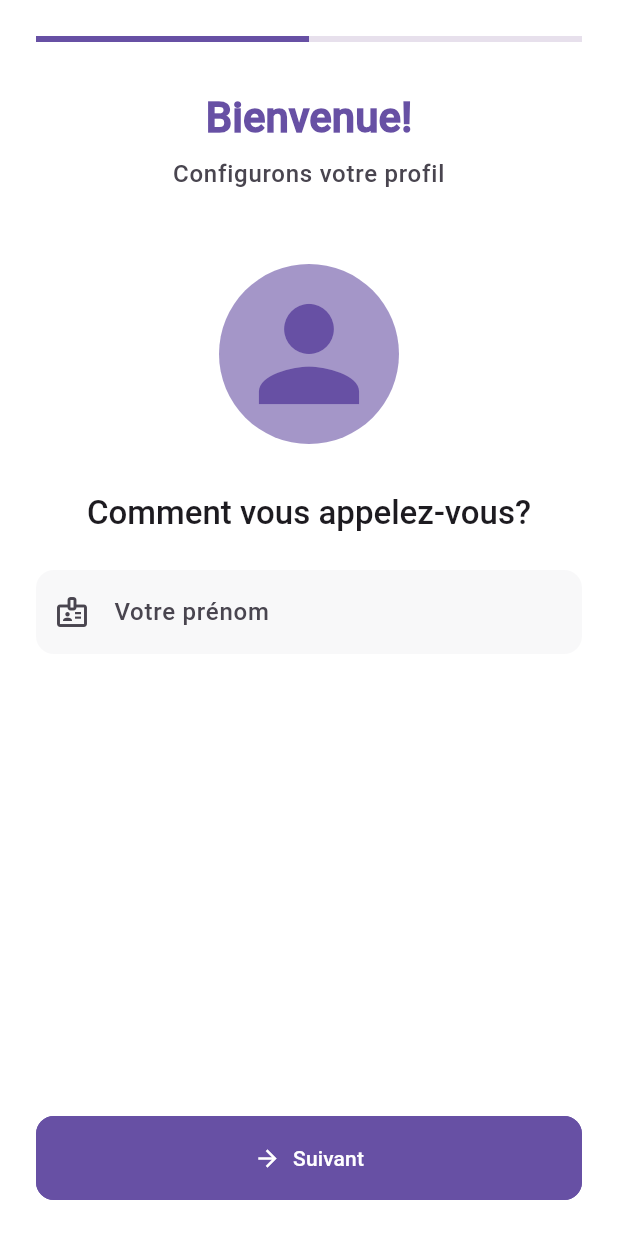
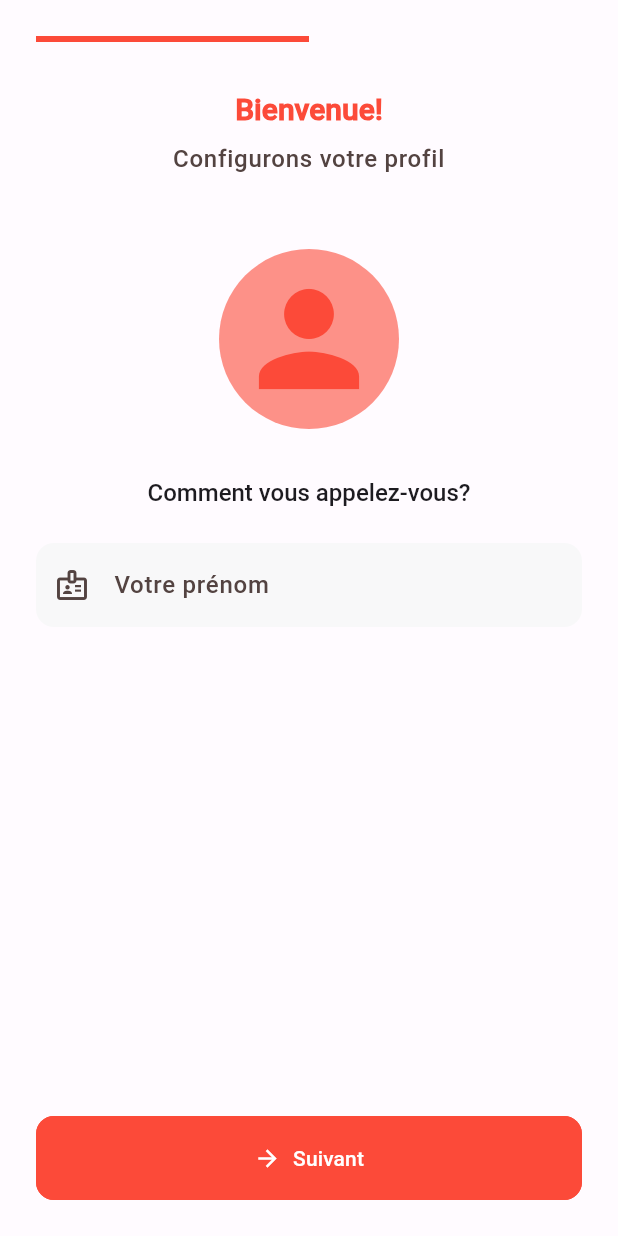
Before and after one commit to K-deladem/avc_pinetime, a Flutter app: the screen it shows after launch, on a phone screen of 412 x 824 dp. Run offline on Flutter 3.47's test engine with Material 3 defaults, Android fonts, the phone set to English and light mode, and no system bars; our stand-ins replace bloc, cached_network_image, carousel_slider, csv, equatable, file_picker and 18 more; missing offline and left inert: flutter_background_service, flutter_reactive_ble; accounts and stored records are empty; Roboto replaces fonts that are missing (Plus Jakarta).

```diff
--- a/lib/theme/palette/gold/gold.dart
+++ b/lib/theme/palette/gold/gold.dart
@@ -5,8 +5,9 @@ import 'package:flutter_bloc_app_template/theme/palette/extra.dart';
 /// Palette pour le thème "Gold"
 /// ------------------------------
 class GoldPalette {
-  static const Color primary = Color(0x80F6CD99);
-  static const Color onPrimary = Color(0xFFFFFFFF);
+  // Couleur primaire Gold avec opacité complète pour un bon contraste
+  static const Color primary = Color(0xFFD4A574);
+  static const Color onPrimary = Color(0xFF3D2314);
   static const Color primaryContainer = Color(0xFFFFDCC1);
   static const Color onPrimaryContainer = Color(0xFF2E1500);
 
--- a/lib/theme/style.dart
+++ b/lib/theme/style.dart
@@ -9,6 +9,7 @@ import 'package:flutter_bloc_app_template/theme/palette/experimental/experimenta
 import 'package:flutter_bloc_app_template/theme/palette/extra.dart';
 import 'package:flutter_bloc_app_template/theme/palette/gold/gold.dart';
 import 'package:flutter_bloc_app_template/theme/palette/mint/mint.dart';
+import 'package:flutter_bloc_app_template/theme/palette/standard/standard.dart';
 import 'package:flutter_bloc_app_template/theme/scaffold/scaffold.dart';
 import 'package:flutter_bloc_app_template/theme/tabbar/tabbar.dart';
 import 'package:flutter_bloc_app_template/theme/typography/typo.dart';
@@ -235,15 +236,31 @@ class Style {
 
   static ThemeData get light {
     return ThemeData(
-      brightness: Brightness.light,
+      useMaterial3: true,
+      colorScheme: _buildColorScheme(
+        brightness: Brightness.light,
+        primary: StandardPalette.primaryLight,
+        onPrimary: StandardPalette.onPrimaryLight,
+        primaryContainer: StandardPalette.primaryContainerLight,
+        onPrimaryContainer: StandardPalette.onPrimaryContainerLight,
+        secondary: StandardPalette.secondaryLight,
+        onSecondary: StandardPalette.onSecondaryLight,
+        secondaryContainer: StandardPalette.secondaryContainerLight,
+        onSecondaryContainer: StandardPalette.onSecondaryContainerLight,
+        tertiary: StandardPalette.tertiaryLight,
+        onTertiary: StandardPalette.onTertiaryLight,
+        tertiaryContainer: StandardPalette.tertiaryContainerLight,
+        onTertiaryContainer: StandardPalette.onTertiaryContainerLight,
+        error: StandardPalette.errorLight,
+        errorContainer: StandardPalette.errorContainerLight,
+        onError: StandardPalette.onErrorLight,
+        onErrorContainer: StandardPalette.onErrorContainerLight,
+        extras: StandardPalette.lightExtras,
+        outline: StandardPalette.outlineLight,
+        surfaceTint: StandardPalette.surfaceTintLight,
+      ),
       fontFamily: "Plus Jakarta",
-      primarySwatch: AppColors.primaryMaterial,
-      primaryColor: AppColors.primary,
-      scaffoldBackgroundColor: Colors.white,
-      iconTheme: const IconThemeData(color: AppColors.black),
-      textTheme: const TextTheme(
-        bodyMedium: TextStyle(color: AppColors.black40),
-      ),
+      textTheme: AppTypography.getTextTheme(ThemeData.light().textTheme),
       elevatedButtonTheme: AppButton.elevatedButtonThemeData,
       textButtonTheme: AppButton.textButtonThemeData,
       outlinedButtonTheme: AppButton.outlinedButtonTheme(),
@@ -254,22 +271,40 @@ class Style {
       appBarTheme: AppAppBarTheme.appBarLightTheme,
       scrollbarTheme: AppAppBarTheme.scrollbarThemeData,
       dataTableTheme: AppAppBarTheme.dataTableLightThemeData,
+      pageTransitionsTheme: _pageTransitionsTheme,
+      cupertinoOverrideTheme: const CupertinoThemeData(
+        textTheme: CupertinoTextThemeData(),
+      ),
     );
   }
 
-
-
   static ThemeData get dark {
     return ThemeData(
-      brightness: Brightness.dark,
+      useMaterial3: true,
+      colorScheme: _buildColorScheme(
+        brightness: Brightness.dark,
+        primary: StandardPalette.primaryDark,
+        onPrimary: StandardPalette.onPrimaryDark,
+        primaryContainer: StandardPalette.primaryContainerDark,
+        onPrimaryContainer: StandardPalette.onPrimaryContainerDark,
+        secondary: StandardPalette.secondaryDark,
+        onSecondary: StandardPalette.onSecondaryDark,
+        secondaryContainer: StandardPalette.secondaryContainerDark,
+        onSecondaryContainer: StandardPalette.onSecondaryContainerDark,
+        tertiary: StandardPalette.tertiaryDark,
+        onTertiary: StandardPalette.onTertiaryDark,
+        tertiaryContainer: StandardPalette.tertiaryContainerDark,
+        onTertiaryContainer: StandardPalette.onTertiaryContainerDark,
+        error: StandardPalette.errorDark,
+        errorContainer: StandardPalette.errorContainerDark,
+        onError: StandardPalette.onErrorDark,
+        onErrorContainer: StandardPalette.onErrorContainerDark,
+        extras: StandardPalette.darkExtras,
+        outline: StandardPalette.outlineDark,
+        surfaceTint: StandardPalette.surfaceTintDark,
+      ),
       fontFamily: "Plus Jakarta",
-      primarySwatch: AppColors.primaryMaterial,
-      primaryColor: AppColors.primary,
-      scaffoldBackgroundColor: Colors.black,
-      iconTheme: const IconThemeData(color: AppColors.white40),
-      textTheme: const TextTheme(
-        bodyMedium: TextStyle(color: AppColors.white40),
-      ),
+      textTheme: AppTypography.getTextTheme(ThemeData.dark().textTheme),
       elevatedButtonTheme: AppButton.elevatedButtonThemeData,
       textButtonTheme: AppButton.textButtonThemeData,
       outlinedButtonTheme: AppButton.outlinedButtonTheme(),
@@ -280,6 +315,10 @@ class Style {
       appBarTheme: AppAppBarTheme.appBarDarkTheme,
       scrollbarTheme: AppAppBarTheme.scrollbarThemeData,
       dataTableTheme: AppAppBarTheme.dataTableDarkThemeData,
+      pageTransitionsTheme: _pageTransitionsTheme,
+      cupertinoOverrideTheme: const CupertinoThemeData(
+        textTheme: CupertinoTextThemeData(),
+      ),
     );
   }
 
--- a/lib/ui/setting/page/time_preferences_page.dart
+++ b/lib/ui/setting/page/time_preferences_page.dart
@@ -77,13 +77,14 @@ class _TimePreferencesPageState extends State<TimePreferencesPage> {
 
     // Afficher un message de confirmation
     if (mounted) {
+      final theme = Theme.of(context);
       ScaffoldMessenger.of(context).showSnackBar(
         SnackBar(
           content: Text(
             'Synchronisation de l\'heure lancée pour les deux montres.\n'
             'Fuseau: ${_preferences.timezoneDescription}',
           ),
-          backgroundColor: Colors.green,
+          backgroundColor: theme.colorScheme.primary,
           duration: const Duration(seconds: 3),
         ),
       );
--- a/lib/ui/setting/page/watch_management_page.dart
+++ b/lib/ui/setting/page/watch_management_page.dart
@@ -200,9 +200,9 @@ class _WatchManagementPageState extends State<WatchManagementPage> {
             onTap: _updateFirmware,
           ),
           ListTile(
-            leading: const Icon(Icons.delete_forever, color: Colors.red),
-            title: const Text("Supprimer la montre",
-                style: TextStyle(color: Colors.red)),
+            leading: Icon(Icons.delete_forever, color: Theme.of(context).colorScheme.error),
+            title: Text("Supprimer la montre",
+                style: TextStyle(color: Theme.of(context).colorScheme.error)),
             onTap: _forgetWatch,
           ),
         ],
```
Also changed, not shown: lib/theme/palette/standard/standard.dart (added, +82 -0 lines).
